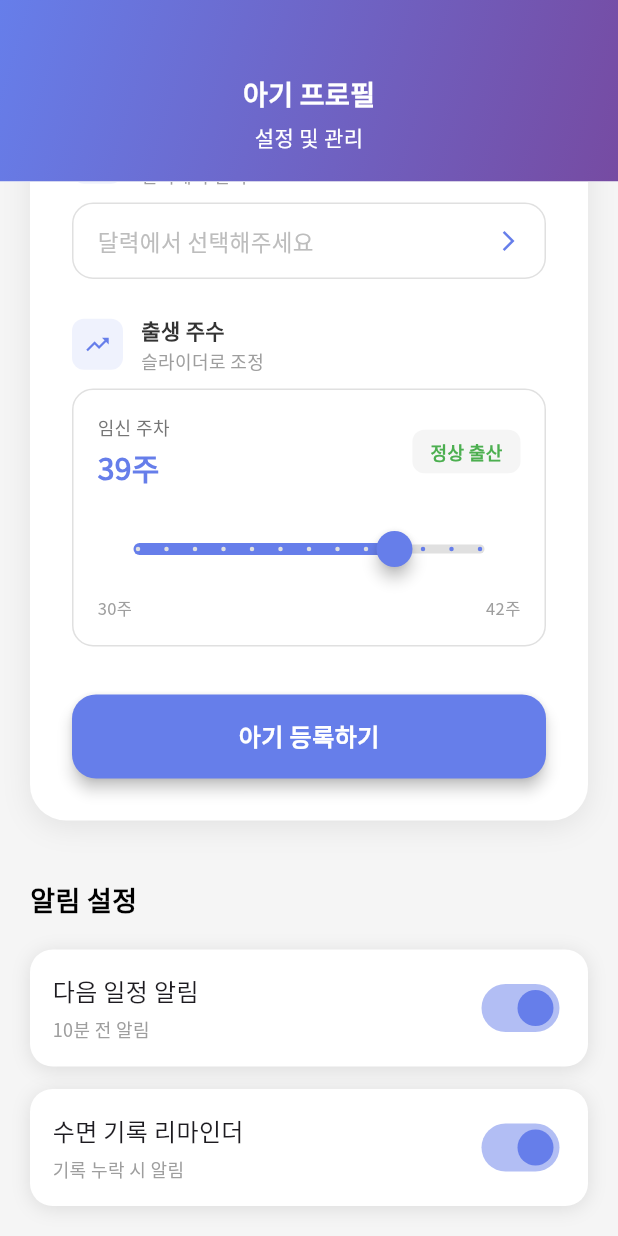
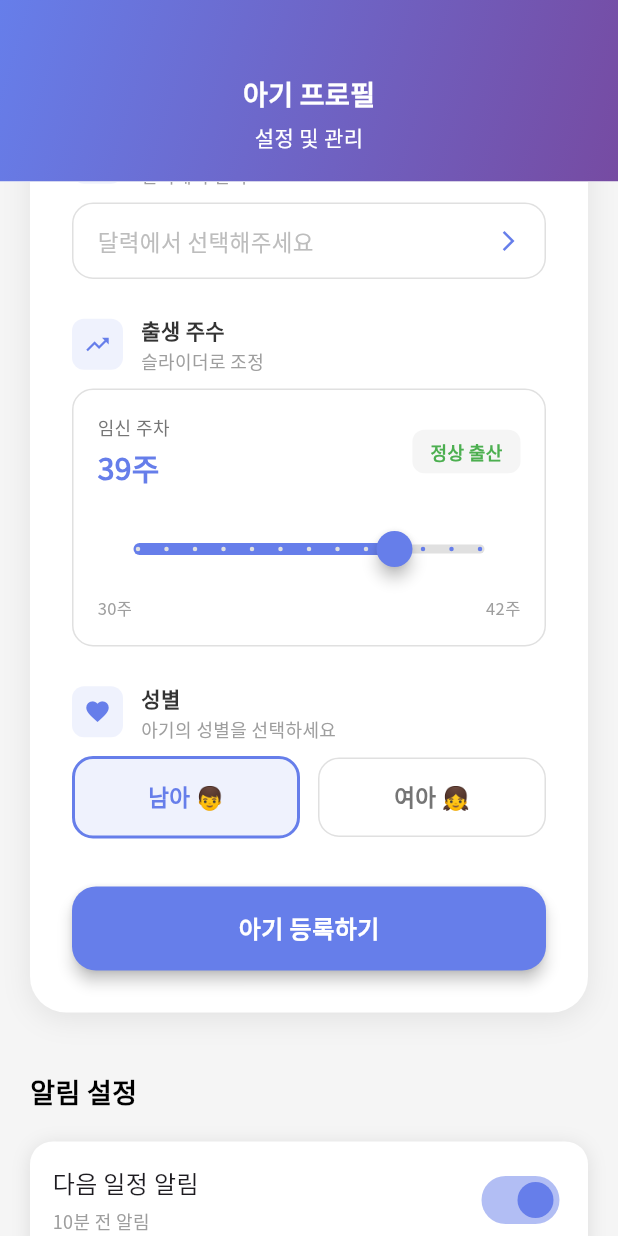
Before and after one commit to HWANGJEONGHYEON1/duty-out, a Flutter app: the ProfileScreen screen opened directly, scrolled down 471 dp, on a phone screen of 412 x 824 dp. Run offline on Flutter 3.47's test engine with Material 3 defaults, Android fonts, the phone set to English and light mode, and no system bars; our stand-ins replace dio, flutter_secure_storage, google_fonts; accounts and stored records are empty.

Commit message:
feat: 아기 등록 시 성별 선택 UI 추가
- 아기 등록 폼에 남아/여아 선택 가능한 UI 추가
- 선택한 성별이 실제 등록 시 반영되도록 수정
- 기본값은 남아로 설정
- 등록 후 성별 선택도 초기화되도록 수정

Fixes: 설정 탭에서 아기 등록 시 성별을 선택할 수 없던 문제

```diff
--- a/mobile/lib/screens/profile_screen.dart
+++ b/mobile/lib/screens/profile_screen.dart
@@ -21,6 +21,7 @@ class _ProfileScreenState extends State<ProfileScreen> {
 
   DateTime? _selectedBirthDate;
   int _gestationalWeeks = 39;
+  String _selectedGender = 'MALE';
   bool _isRegisteringBaby = false;
 
   // 기존 아기 정보 편집 상태
@@ -573,6 +574,91 @@ class _ProfileScreenState extends State<ProfileScreen> {
                 ),
               ),
             ),
+            const SizedBox(height: 24),
+
+            // 성별 선택
+            _buildFormField(
+              label: '성별',
+              hint: '아기의 성별을 선택하세요',
+              icon: Icons.favorite,
+              child: Row(
+                children: [
+                  Expanded(
+                    child: GestureDetector(
+                      onTap: () {
+                        setState(() {
+                          _selectedGender = 'MALE';
+                        });
+                      },
+                      child: Container(
+                        padding: const EdgeInsets.symmetric(vertical: 14),
+                        decoration: BoxDecoration(
+                          border: Border.all(
+                            color: _selectedGender == 'MALE'
+                                ? const Color(0xFF667EEA)
+                                : Colors.grey[300]!,
+                            width: _selectedGender == 'MALE' ? 2 : 1,
+                          ),
+                          borderRadius: BorderRadius.circular(14),
+                          color: _selectedGender == 'MALE'
+                              ? const Color(0xFF667EEA).withOpacity(0.1)
+                              : Colors.white,
+                        ),
+                        child: Center(
+                          child: Text(
+                            '남아 👦',
+                            style: TextStyle(
+                              fontSize: 15,
+                              fontWeight: FontWeight.w600,
+                              color: _selectedGender == 'MALE'
+                                  ? const Color(0xFF667EEA)
+                                  : Colors.grey[600],
+                            ),
+                          ),
+                        ),
+                      ),
+                    ),
+                  ),
+                  const SizedBox(width: 12),
+                  Expanded(
+                    child: GestureDetector(
+                      onTap: () {
+                        setState(() {
+                          _selectedGender = 'FEMALE';
+                        });
+                      },
+                      child: Container(
+                        padding: const EdgeInsets.symmetric(vertical: 14),
+                        decoration: BoxDecoration(
+                          border: Border.all(
+                            color: _selectedGender == 'FEMALE'
+                                ? const Color(0xFFE91E63)
+                                : Colors.grey[300]!,
+                            width: _selectedGender == 'FEMALE' ? 2 : 1,
+                          ),
+                          borderRadius: BorderRadius.circular(14),
+                          color: _selectedGender == 'FEMALE'
+                              ? const Color(0xFFE91E63).withOpacity(0.1)
+                              : Colors.white,
+                        ),
+                        child: Center(
+                          child: Text(
+                            '여아 👧',
+                            style: TextStyle(
+                              fontSize: 15,
+                              fontWeight: FontWeight.w600,
+                              color: _selectedGender == 'FEMALE'
+                                  ? const Color(0xFFE91E63)
+                                  : Colors.grey[600],
+                            ),
+                          ),
+                        ),
+                      ),
+                    ),
+                  ),
+                ],
+              ),
+            ),
             const SizedBox(height: 32),
 
             // 등록 버튼
@@ -696,7 +782,7 @@ class _ProfileScreenState extends State<ProfileScreen> {
         name: _babyNameController.text,
         birthDate: DateFormat('yyyy-MM-dd').format(_selectedBirthDate!),
         gestationalWeeks: _gestationalWeeks,
-        gender: 'MALE',
+        gender: _selectedGender,
       );
 
       if (mounted) {
@@ -705,6 +791,7 @@ class _ProfileScreenState extends State<ProfileScreen> {
           _isRegisteringBaby = false;
           _selectedBirthDate = null;
           _gestationalWeeks = 39;
+          _selectedGender = 'MALE';
         });
 
         ScaffoldMessenger.of(context).showSnackBar(
```
